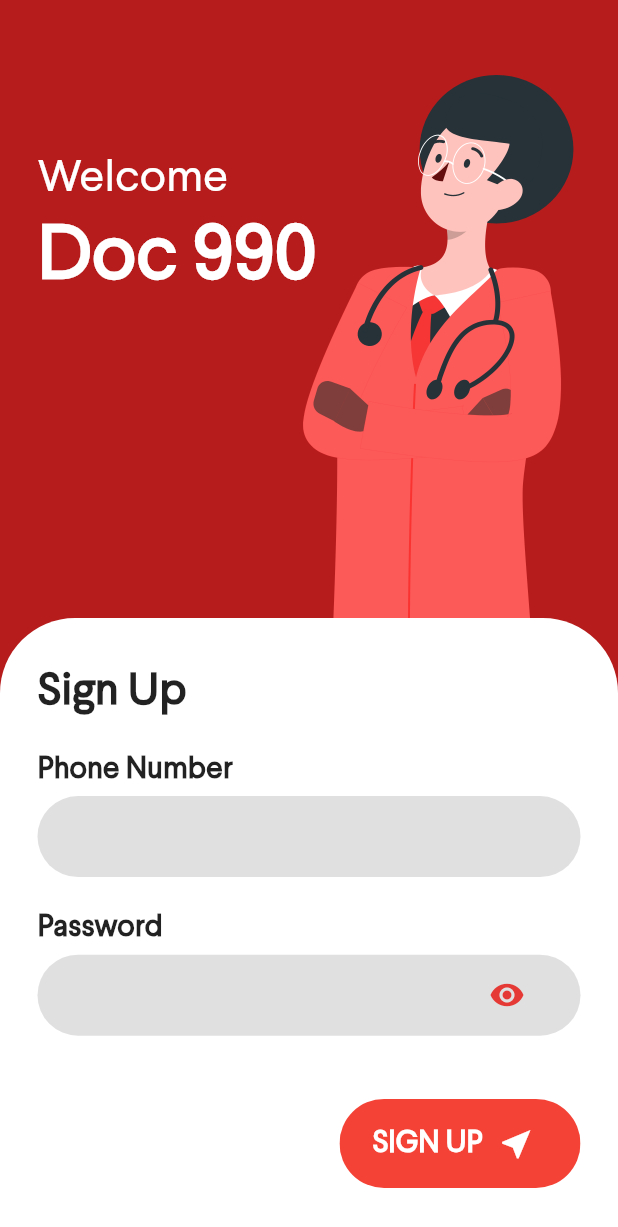
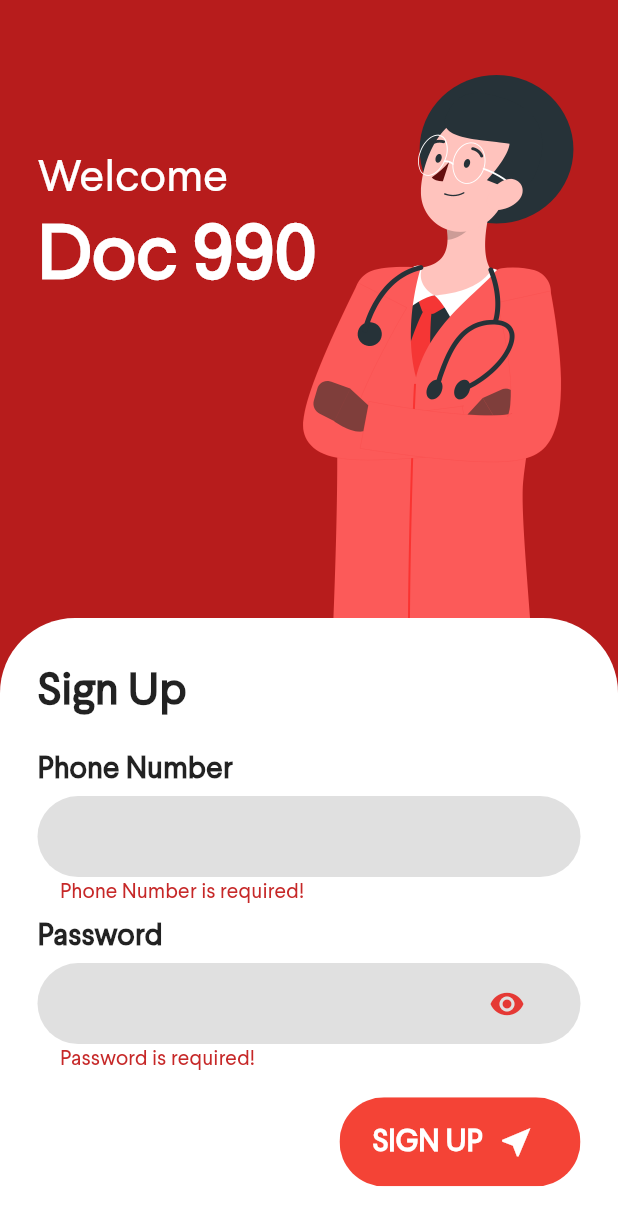
Before and after one commit to rusiruavb/dialog-doc990-mobile, a Flutter app: the screen it shows after launch, after a tap on "SIGN UP", on a phone screen of 412 x 824 dp. Shown: the top 1227 px of the screen. Run offline on Flutter 3.47's test engine with Material 2 defaults, Android fonts, the phone set to English and light mode, and no system bars.

Commit message:
Add custom validation to form feilds

```diff
--- a/lib/components/rounded_button.dart
+++ b/lib/components/rounded_button.dart
@@ -1,6 +1,6 @@
 import 'package:flutter/material.dart';
 
-class RoundedButton extends StatelessWidget {
+class RoundedButton extends StatefulWidget {
   final String text;
   final Function action;
   final Color color = Colors.red;
@@ -17,6 +17,33 @@ class RoundedButton extends StatelessWidget {
     this.width,
     this.icon,
   }) : super(key: key);
+  @override
+  _RoundedButtonState createState() => _RoundedButtonState(
+        action: action,
+        height: height,
+        icon: icon,
+        text: text,
+        width: width,
+      );
+}
+
+class _RoundedButtonState extends State<RoundedButton> {
+  final String text;
+  final Function action;
+  final Color color = Colors.red;
+  final double height;
+  final double width;
+  final IconData icon;
+  final Color textColor = Colors.white;
+
+  _RoundedButtonState({
+    Key key,
+    this.text,
+    this.action,
+    this.height,
+    this.width,
+    this.icon,
+  });
 
   @override
   Widget build(BuildContext context) {
--- a/lib/components/rounded_input_field.dart
+++ b/lib/components/rounded_input_field.dart
@@ -6,6 +6,7 @@ class RoundedTextFeild extends StatefulWidget {
   final String text;
   final bool isNumber;
   final bool isPhoneNumber;
+  final bool isRequiredFeild;
   const RoundedTextFeild({
     Key key,
     this.onChange,
@@ -13,6 +14,7 @@ class RoundedTextFeild extends StatefulWidget {
     this.isNumber,
     this.text,
     this.isPhoneNumber = false,
+    this.isRequiredFeild,
   }) : super(key: key);
   @override
   _RoundedTextFeildState createState() => _RoundedTextFeildState(
@@ -21,6 +23,7 @@ class RoundedTextFeild extends StatefulWidget {
         isPhoneNumber: isPhoneNumber,
         onChange: onChange,
         text: text,
+        isRequiredFeild: isRequiredFeild,
       );
 }
 
@@ -30,6 +33,8 @@ class _RoundedTextFeildState extends State<RoundedTextFeild> {
   final String text;
   final bool isNumber;
   final bool isPhoneNumber;
+  final bool isRequiredFeild;
+  bool _isFieldValid;
   bool _isObscure = true;
   _RoundedTextFeildState({
     Key key,
@@ -38,6 +43,7 @@ class _RoundedTextFeildState extends State<RoundedTextFeild> {
     this.isNumber,
     this.text,
     this.isPhoneNumber = false,
+    this.isRequiredFeild,
   });
   @override
   Widget build(BuildContext context) {
@@ -59,7 +65,20 @@ class _RoundedTextFeildState extends State<RoundedTextFeild> {
             height: size.height * 0.005,
           ),
           TextFieldContainer(
-            child: TextField(
+            child: TextFormField(
+              validator: (value) {
+                if (value.isEmpty) {
+                  setState(() {
+                    _isFieldValid = false;
+                  });
+                  return null;
+                } else {
+                  setState(() {
+                    _isFieldValid = true;
+                  });
+                  return null;
+                }
+              },
               obscureText: isPassword ? _isObscure : false,
               maxLength: isPhoneNumber ? 10 : 200,
               keyboardType:
@@ -85,8 +104,23 @@ class _RoundedTextFeildState extends State<RoundedTextFeild> {
               ),
             ),
           ),
+          isRequiredFeild != null &&
+                  isRequiredFeild &&
+                  _isFieldValid != null &&
+                  !_isFieldValid
+              ? Padding(
+                  padding: EdgeInsets.only(left: 15),
+                  child: Text(
+                    text + ' is required!',
+                    style: TextStyle(
+                      color: Colors.red[800],
+                      fontFamily: 'Larsseit',
+                    ),
+                  ),
+                )
+              : Text(''),
           SizedBox(
-            height: size.height * 0.025,
+            height: size.height * 0.010,
           ),
         ],
       ),
--- a/lib/screens/login/login_form.dart
+++ b/lib/screens/login/login_form.dart
@@ -10,10 +10,17 @@ class LoginForm extends StatefulWidget {
 class _LoginFormState extends State<LoginForm> {
   String phoneNumber;
   String password;
+  final _formKey = GlobalKey<FormState>();
   _LoginFormState({
     this.phoneNumber,
     this.password,
   });
+
+  void submitForm() {
+    if (_formKey.currentState.validate()) {
+      print('Sign Up clicked ' + phoneNumber + ' ' + password);
+    }
+  }
 
   @override
   Widget build(BuildContext context) {
@@ -28,6 +35,8 @@ class _LoginFormState extends State<LoginForm> {
       ),
       child: Padding(
         padding: EdgeInsets.only(top: 30, left: 25, right: 25),
+        child: Form(
+          key: _formKey,
           child: Column(
             crossAxisAlignment: CrossAxisAlignment.start,
             children: <Widget>[
@@ -44,6 +53,7 @@ class _LoginFormState extends State<LoginForm> {
                 height: size.height * 0.025,
               ),
               RoundedTextFeild(
+                isRequiredFeild: true,
                 isPassword: false,
                 isNumber: true,
                 isPhoneNumber: true,
@@ -53,6 +63,7 @@ class _LoginFormState extends State<LoginForm> {
                 },
               ),
               RoundedTextFeild(
+                isRequiredFeild: true,
                 isPassword: true,
                 isNumber: false,
                 isPhoneNumber: false,
@@ -62,15 +73,13 @@ class _LoginFormState extends State<LoginForm> {
                 },
               ),
               SizedBox(
-              height: size.height * 0.025,
+                height: size.height * 0.010,
               ),
               Align(
                 alignment: Alignment.bottomRight,
                 child: RoundedButton(
                   text: 'SIGN UP',
-                action: () {
-                  print('Sign Up clicked ' + phoneNumber + ' ' + password);
-                },
+                  action: submitForm,
                   height: size.height * 0.072,
                   width: size.width * 0.39,
                   icon: Icons.near_me,
@@ -79,6 +88,7 @@ class _LoginFormState extends State<LoginForm> {
             ],
           ),
         ),
+      ),
     );
   }
 }
```
Lines whose indentation alone changed are shown as unchanged.
